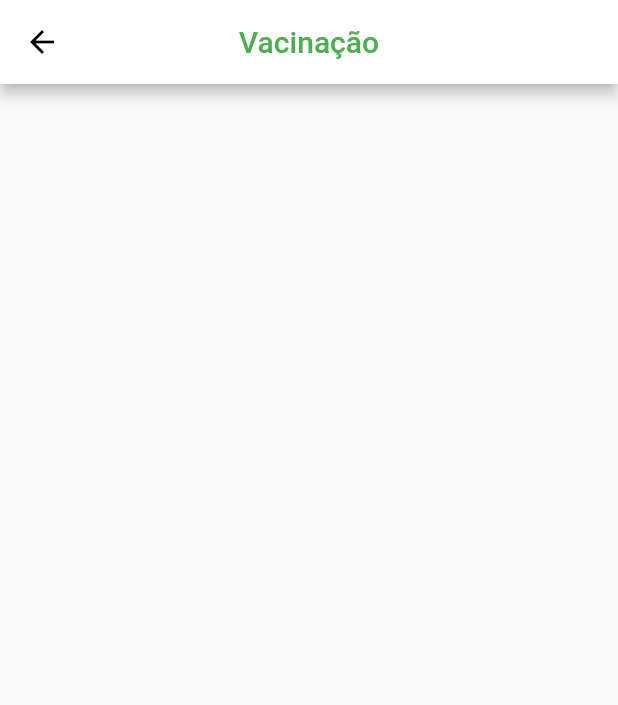
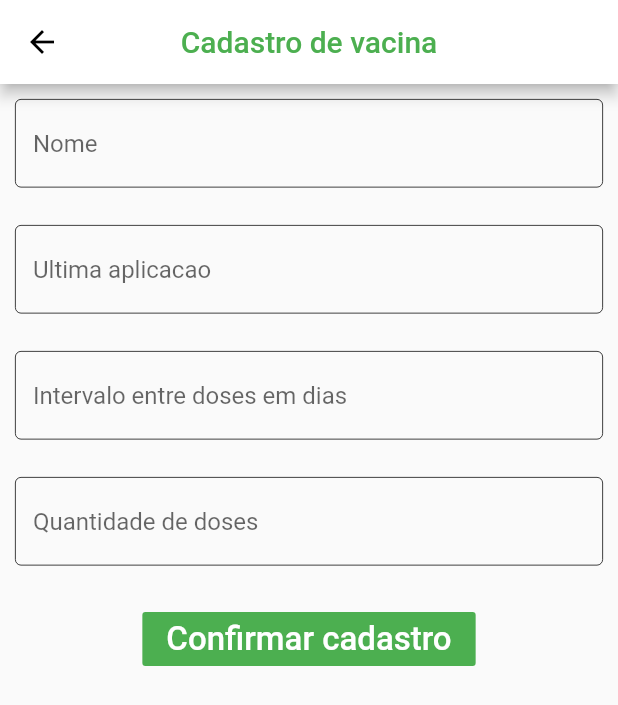
Before and after one commit to diogo9467/Aplicativo_TCC, a Flutter app: the Event_form screen opened by its route, after a tap on "Evento de vacinação", on a phone screen of 412 x 824 dp. Shown: the top 705 px of the screen. Run offline on Flutter 3.47's test engine with Material 2 defaults, Android fonts, the light colour scheme and no system bars; our stand-ins replace cloud_firestore, firebase_core, flutter_mobx, get_it, mask_text_input_formatter, mobx; accounts and stored records are empty; generated files the repository leaves out were written again; network calls fail.

```diff
--- a/lib/app/database/firestore/tempCodeRunnerFile.dart
+++ b/lib/app/database/firestore/tempCodeRunnerFile.dart
@@ -24,11 +24,27 @@ class Animal {
 class EventoPadrao {
   int id;
   String nome;
-  String obervacao;
+  String observacao;
 
   EventoPadrao({
     this.id,
     this.nome,
-    this.obervacao,
+    this.observacao,
   });
 }
+
+class Vacina {
+  int id;
+  String nome;
+  String ult_aplicacao;
+  String quant_doses;
+  String intervalo_doses;
+
+  Vacina({
+    this.id,
+    this.nome,
+    this.ult_aplicacao,
+    this.quant_doses,
+    this.intervalo_doses,
+  });
+}
--- /dev/null
+++ b/lib/app/database/firestore/vacina_dao_firestore.dart
@@ -0,0 +1,44 @@
+//@dart=2.9
+
+// ignore_for_file: non_constant_identifier_names
+
+import 'package:cloud_firestore/cloud_firestore.dart';
+import 'package:tcc/app/domain/entities/vacina.dart';
+import 'package:tcc/app/domain/interfaces/vacina_dao.dart';
+
+class VacinaDAOFirestore implements VacinaDAO {
+  CollectionReference vacinaCollection;
+
+  VacinaDAOFirestore() {
+    vacinaCollection = FirebaseFirestore.instance.collection('vacina');
+  }
+
+  @override
+  Future<List<Vacina>> find() async {
+    var result = await vacinaCollection.get();
+    return result.docs
+        .map((doc) => Vacina(
+              id: doc.reference.id.toString(),
+              nome: doc['nome'],
+              ult_aplicacao: doc['ultima aplicacao'],
+              intervalo_doses: doc['intervalo entre doses'],
+              quant_doses: doc['quantidade de doses'],
+            ))
+        .toList();
+  }
+
+  @override
+  remove(id) {
+    vacinaCollection.doc(id).delete();
+  }
+
+  @override
+  save(Vacina vacina) {
+    vacinaCollection.doc(vacina.id).set({
+      'nome': vacina.nome,
+      'ult_aplicacao': vacina.ult_aplicacao,
+      'intervalo_doses': vacina.intervalo_doses,
+      'quant_doses': vacina.quant_doses,
+    });
+  }
+}
--- /dev/null
+++ b/lib/app/domain/entities/vacina.dart
@@ -0,0 +1,18 @@
+//@dart=2.9
+// ignore_for_file: non_constant_identifier_names, camel_case_types
+
+class Vacina {
+  dynamic id;
+  String nome;
+  String ult_aplicacao;
+  String quant_doses;
+  String intervalo_doses;
+
+  Vacina({
+    this.id,
+    this.nome,
+    this.ult_aplicacao,
+    this.quant_doses,
+    this.intervalo_doses,
+  });
+}
--- /dev/null
+++ b/lib/app/domain/interfaces/vacina_dao.dart
@@ -0,0 +1,13 @@
+//@dart=2.9
+//@dart=2.9
+// ignore_for_file: import_of_legacy_library_into_null_safe, non_constant_identifier_names
+
+import 'package:tcc/app/domain/entities/vacina.dart';
+
+abstract class VacinaDAO {
+  save(Vacina vacina);
+
+  remove(dynamic id);
+
+  Future<List<Vacina>> find();
+}
--- /dev/null
+++ b/lib/app/domain/services/vacina_service.dart
@@ -0,0 +1,48 @@
+//@dart=2.9
+// ignore_for_file: prefer_final_fields, non_constant_identifier_names, duplicate_ignore
+
+import 'package:tcc/app/domain/entities/vacina.dart';
+import 'package:tcc/app/domain/exception/domain_layer_exception.dart';
+import 'package:tcc/app/domain/interfaces/vacina_dao.dart';
+import 'package:get_it/get_it.dart';
+
+class VacinaService {
+  var _dao = GetIt.I.get<VacinaDAO>();
+
+  save(Vacina vacina) {
+    validateNome(vacina.nome);
+    validateUlt_aplicacao(vacina.ult_aplicacao);
+    validateQuant_doses(vacina.quant_doses);
+    validateIntervalo_doses(vacina.intervalo_doses);
+
+    _dao.save(vacina);
+  }
+
+  remove(dynamic id) {
+    _dao.remove(id);
+  }
+
+  Future<List<Vacina>> finde() {
+    return _dao.find();
+  }
+
+  validateNome(String nome) {
+    if (nome == "") {
+      throw DomainLayerException('A identificacao é obrigatória.');
+    }
+  }
+
+  validateUlt_aplicacao(String ult_aplicacao) {}
+
+  validateQuant_doses(String quant_doses) {
+    if (quant_doses == "") {
+      throw DomainLayerException('A identificacao é obrigatória.');
+    }
+  }
+
+  validateIntervalo_doses(String intervalo_doses) {
+    if (intervalo_doses == "") {
+      throw DomainLayerException('A identificacao é obrigatória.');
+    }
+  }
+}
--- a/lib/app/injection.dart
+++ b/lib/app/injection.dart
@@ -1,7 +1,9 @@
 //@dart=2.9
 
 import 'package:tcc/app/database/firestore/animal_dao_firestore.dart';
+import 'package:tcc/app/database/firestore/vacina_dao_firestore.dart';
 import 'package:tcc/app/domain/interfaces/animal_dao.dart';
+import 'package:tcc/app/domain/interfaces/vacina_dao.dart';
 import 'package:tcc/app/domain/services/animal_service.dart';
 import 'package:tcc/app/database/firestore/evento_padrao_dao_firestore.dart';
 import 'package:tcc/app/domain/interfaces/evento_padrao_dao.dart';
@@ -9,6 +11,7 @@ import 'package:tcc/app/domain/services/evento_padrao_service.dart';
 import 'package:firebase_core/firebase_core.dart';
 import 'package:flutter/material.dart';
 import 'package:get_it/get_it.dart';
+import 'package:tcc/app/domain/services/vacina_service.dart';
 
 setupInjection() async {
   GetIt getIt = GetIt.I;
@@ -20,4 +23,6 @@ setupInjection() async {
   getIt.registerSingleton<AnimalService>(AnimalService());
   getIt.registerSingleton<EventoPadraoDAO>(EventoPadraoDAOFirestore());
   getIt.registerSingleton<EventoPadraoService>(EventoPadraoService());
+  getIt.registerSingleton<VacinaDAO>(VacinaDAOFirestore());
+  getIt.registerSingleton<VacinaService>(VacinaService());
 }
--- a/lib/app/my_app.dart
+++ b/lib/app/my_app.dart
@@ -11,7 +11,6 @@ import 'package:tcc/app/view/evento/event_day.dart';
 import 'package:tcc/app/view/evento/event_form.dart';
 
 import 'package:tcc/app/view/home.dart';
-import 'package:tcc/app/view/evento/vaccine_form.dart';
 
 class MyApp extends StatelessWidget {
   static const HOME = '/';
@@ -42,7 +41,6 @@ class MyApp extends StatelessWidget {
         ANIMAL_DETAILS: (context) => AnimalDetails(),
         EVENT_FORM: (context) => Event_form(),
         CICLO_FORM: (context) => Ciclo_form(),
-        VACCINE_FORM: (context) => Vaccine_form(),
       },
     );
   }
--- a/lib/app/view/evento/event_form.dart
+++ b/lib/app/view/evento/event_form.dart
@@ -4,8 +4,7 @@
 import 'package:flutter/material.dart';
 import 'package:tcc/app/view/evento/ciclo_form.dart';
 import 'package:tcc/app/view/evento/evento_padrao/evento_padrao_form.dart';
-
-import 'package:tcc/app/view/evento/vaccine_form.dart';
+import 'package:tcc/app/view/evento/vacina/vacina_form.dart';
 
 class Event_form extends StatelessWidget {
   @override
@@ -43,10 +42,8 @@ class Event_form extends StatelessWidget {
               FlatButton(
                   color: Colors.green,
                   onPressed: () {
-                    Navigator.push(
-                        context,
-                        MaterialPageRoute(
-                            builder: (context) => Vaccine_form()));
+                    Navigator.push(context,
+                        MaterialPageRoute(builder: (context) => VacinaForm()));
                   },
                   child: Text('Evento de vacinação')),
             ],
--- a/lib/app/view/evento/vaccine_form.dart
+++ /dev/null
@@ -1,24 +0,0 @@
-//@dart=2.9
-// ignore_for_file: use_key_in_widget_constructors, prefer_const_constructors, duplicate_ignore, sized_box_for_whitespace, prefer_const_literals_to_create_immutables, deprecated_member_use, camel_case_types
-
-import 'package:flutter/material.dart';
-
-class Vaccine_form extends StatelessWidget {
-  @override
-  Widget build(BuildContext context) {
-    return Scaffold(
-      appBar: AppBar(
-        iconTheme: IconThemeData(
-          color: Colors.black,
-        ),
-        centerTitle: true,
-        backgroundColor: Colors.white,
-        title: Text(
-          'Vacinação',
-          style: TextStyle(color: Colors.green),
-        ),
-      ),
-      body: SingleChildScrollView(),
-    );
-  }
-}
--- /dev/null
+++ b/lib/app/view/evento/vacina/vacina_form.dart
@@ -0,0 +1,130 @@
+//@dart=2.9
+
+// ignore_for_file: prefer_const_constructors, use_key_in_widget_constructors, prefer_const_literals_to_create_immutables, non_constant_identifier_names, deprecated_member_use, camel_case_types
+
+import 'package:flutter/material.dart';
+import 'package:mask_text_input_formatter/mask_text_input_formatter.dart';
+import 'package:tcc/app/view/evento/vacina/vacina_form_back.dart';
+
+class VacinaForm extends StatelessWidget {
+  final _form = GlobalKey<FormState>();
+
+  Widget fieldNome(VacinaFormBack back) {
+    return TextFormField(
+        validator: back.validateNome,
+        onSaved: (newValue) => back.vacina.nome = newValue,
+        initialValue: back.vacina.nome,
+        decoration: InputDecoration(
+          focusedBorder: OutlineInputBorder(
+            borderSide: BorderSide(color: Colors.black, width: 0.5),
+          ),
+          enabledBorder: OutlineInputBorder(
+            borderSide: BorderSide(color: Colors.black, width: 0.5),
+          ),
+          hintText: 'Nome',
+        ));
+  }
+
+  Widget fieldUlt_aplicacao(VacinaFormBack back) {
+    var mask = MaskTextInputFormatter(mask: '##/##/####');
+    return TextFormField(
+        validator: back.validateUlt_aplicacao,
+        onSaved: (newValue) => back.vacina.ult_aplicacao = newValue,
+        initialValue: back.vacina.ult_aplicacao,
+        inputFormatters: [mask],
+        keyboardType: TextInputType.number,
+        decoration: InputDecoration(
+          focusedBorder: OutlineInputBorder(
+            borderSide: BorderSide(color: Colors.black, width: 0.5),
+          ),
+          enabledBorder: OutlineInputBorder(
+            borderSide: BorderSide(color: Colors.black, width: 0.5),
+          ),
+          hintText: 'Ultima aplicacao',
+        ));
+  }
+
+  Widget fieldIntervalo_doses(VacinaFormBack back) {
+    return TextFormField(
+        validator: back.validateIntervalo_doses,
+        onSaved: (newValue) => back.vacina.intervalo_doses = newValue,
+        initialValue: back.vacina.intervalo_doses,
+        keyboardType: TextInputType.number,
+        decoration: InputDecoration(
+          focusedBorder: OutlineInputBorder(
+            borderSide: BorderSide(color: Colors.black, width: 0.5),
+          ),
+          enabledBorder: OutlineInputBorder(
+            borderSide: BorderSide(color: Colors.black, width: 0.5),
+          ),
+          hintText: 'Intervalo entre doses em dias',
+        ));
+  }
+
+  Widget fieldQuant_doses(VacinaFormBack back) {
+    return TextFormField(
+        validator: back.validateQuant_doses,
+        onSaved: (newValue) => back.vacina.quant_doses = newValue,
+        initialValue: back.vacina.quant_doses,
+        keyboardType: TextInputType.number,
+        decoration: InputDecoration(
+          focusedBorder: OutlineInputBorder(
+            borderSide: BorderSide(color: Colors.black, width: 0.5),
+          ),
+          enabledBorder: OutlineInputBorder(
+            borderSide: BorderSide(color: Colors.black, width: 0.5),
+          ),
+          hintText: 'Quantidade de doses',
+        ));
+  }
+
+  @override
+  Widget build(BuildContext context) {
+    var _back = VacinaFormBack(context);
+    return Scaffold(
+      appBar: AppBar(
+        iconTheme: IconThemeData(
+          color: Colors.black,
+        ),
+        centerTitle: true,
+        backgroundColor: Colors.white,
+        title: Text(
+          'Cadastro de vacina',
+          style: TextStyle(color: Colors.green),
+        ),
+      ),
+      body: SingleChildScrollView(
+        padding: EdgeInsets.all(10),
+        child: Form(
+          key: _form,
+          child: Column(
+            children: [
+              fieldNome(_back),
+              SizedBox(height: 25),
+              fieldUlt_aplicacao(_back),
+              SizedBox(height: 25),
+              fieldIntervalo_doses(_back),
+              SizedBox(height: 25),
+              fieldQuant_doses(_back),
+              SizedBox(height: 25),
+              FlatButton(
+                  color: Colors.green,
+                  onPressed: () {
+                    _form.currentState.validate();
+                    _form.currentState.save();
+                    if (_back.isValid) {
+                      _back.save();
+                      Navigator.of(context).pop();
+                    }
+                  },
+                  child: Text(
+                    'Confirmar cadastro',
+                    style: TextStyle(color: Colors.white, fontSize: 22),
+                  )),
+            ],
+          ),
+        ),
+      ),
+    );
+  }
+}
--- /dev/null
+++ b/lib/app/view/evento/vacina/vacina_form_back.dart
@@ -0,0 +1,86 @@
+//@dart=2.9
+// ignore_for_file: non_constant_identifier_names, prefer_final_fields
+
+import 'package:tcc/app/domain/entities/vacina.dart';
+import 'package:tcc/app/domain/services/vacina_service.dart';
+
+import 'package:flutter/cupertino.dart';
+import 'package:get_it/get_it.dart';
+
+class VacinaFormBack {
+  Vacina vacina;
+  var _service = GetIt.I.get<VacinaService>();
+  bool _nomeIsValid;
+  bool _ult_aplicacaoIsValid;
+  bool _intervalo_dosesIsValid;
+  bool _quant_dosesIsValid;
+
+  bool get isValid =>
+      _nomeIsValid &&
+      _ult_aplicacaoIsValid &&
+      _intervalo_dosesIsValid &&
+      _quant_dosesIsValid;
+
+  VacinaFormBack(BuildContext context) {
+    var parameter = ModalRoute.of(context).settings.arguments;
+    vacina = (parameter == null)
+        ? Vacina(
+            nome: '',
+            ult_aplicacao: '',
+            intervalo_doses: '',
+            quant_doses: '',
+            id: null,
+          )
+        : parameter;
+  }
+
+  save() async {
+    await _service.save(vacina);
+  }
+
+  String validateNome(String nome) {
+    try {
+      _service.validateNome(nome);
+      _nomeIsValid = true;
+      return null;
+    } catch (e) {
+      _nomeIsValid = false;
+      return e.toString();
+    }
+  }
+
+  String validateUlt_aplicacao(String ult_aplicacao) {
+    try {
+      _service.validateUlt_aplicacao(ult_aplicacao);
+      _ult_aplicacaoIsValid = true;
+      return null;
+    } catch (e) {
+      _ult_aplicacaoIsValid = false;
+      return e.toString();
+    }
+  }
+
+  String validateIntervalo_doses(String intervalo_doses) {
+    try {
+      _service.validateIntervalo_doses(intervalo_doses);
+      _intervalo_dosesIsValid = true;
+      return null;
+    } catch (e) {
+      _intervalo_dosesIsValid = false;
+      return e.toString();
+    }
+  }
+
+  String validateQuant_doses(String quant_doses) {
+    try {
+      _service.validateUlt_aplicacao(quant_doses);
+      _quant_dosesIsValid = true;
+      return null;
+    } catch (e) {
+      _quant_dosesIsValid = false;
+      return e.toString();
+    }
+  }
+
+  void goToBack() {}
+}
```
